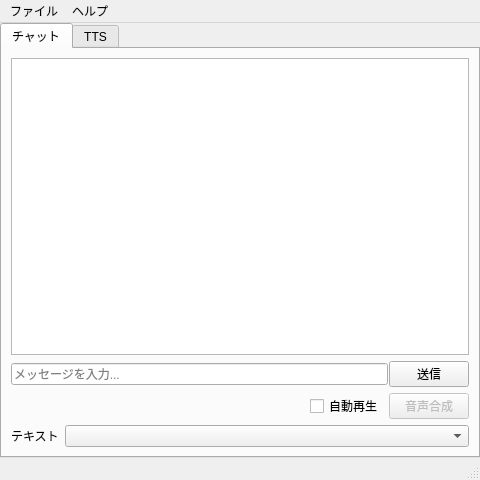
Old version of the form src/MainWindow.ui in the repository mitayuki3/flexichat.
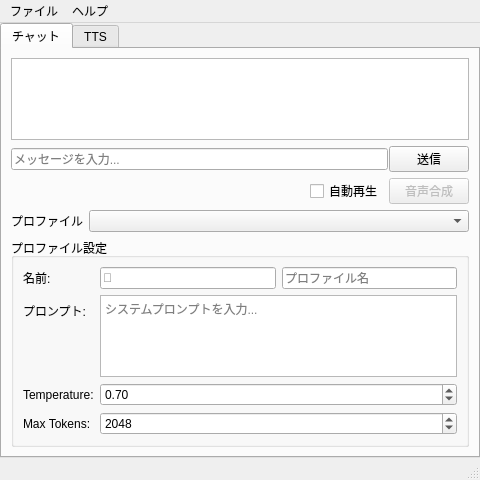
New version of the form.

Commit message: MainWindow チャットタブにアクティブプロファイル設定エディタを追加

The edit to the form file:
```diff
--- a/src/MainWindow.ui
+++ b/src/MainWindow.ui
@@ -122,7 +122,7 @@
           <item row="0" column="0">
            <widget class="QLabel" name="profileLabel">
             <property name="text">
-             <string>テキスト</string>
+             <string>プロファイル</string>
             </property>
            </widget>
           </item>
@@ -131,6 +131,106 @@
           </item>
          </layout>
         </item>
+        <item>
+         <widget class="QGroupBox" name="profileSettingsGroupBox">
+          <property name="title">
+           <string>プロファイル設定</string>
+          </property>
+          <layout class="QFormLayout" name="profileSettingsFormLayout">
+           <item row="0" column="0">
+            <widget class="QLabel" name="profileNameLabel">
+             <property name="text">
+              <string>名前:</string>
+             </property>
+            </widget>
+           </item>
+           <item row="0" column="1">
+            <layout class="QHBoxLayout" name="profileNameLayout">
+             <item>
+              <widget class="QLineEdit" name="profileIconEdit">
+               <property name="maximumWidth">
+                <number>48</number>
+               </property>
+               <property name="placeholderText">
+                <string>💬</string>
+               </property>
+               <property name="toolTip">
+                <string>アイコン</string>
+               </property>
+              </widget>
+             </item>
+             <item>
+              <widget class="QLineEdit" name="profileNameEdit">
+               <property name="placeholderText">
+                <string>プロファイル名</string>
+               </property>
+              </widget>
+             </item>
+            </layout>
+           </item>
+           <item row="1" column="0">
+            <widget class="QLabel" name="profilePromptLabel">
+             <property name="text">
+              <string>プロンプト:</string>
+             </property>
+            </widget>
+           </item>
+           <item row="1" column="1">
+            <widget class="QPlainTextEdit" name="profilePromptEdit">
+             <property name="maximumHeight">
+              <number>100</number>
+             </property>
+             <property name="placeholderText">
+              <string>システムプロンプトを入力...</string>
+             </property>
+            </widget>
+           </item>
+           <item row="2" column="0">
+            <widget class="QLabel" name="profileTemperatureLabel">
+             <property name="text">
+              <string>Temperature:</string>
+             </property>
+            </widget>
+           </item>
+           <item row="2" column="1">
+            <widget class="QDoubleSpinBox" name="profileTemperatureSpin">
+             <property name="maximum">
+              <double>2.000000000000000</double>
+             </property>
+             <property name="singleStep">
+              <double>0.100000000000000</double>
+             </property>
+             <property name="value">
+              <double>0.700000000000000</double>
+             </property>
+            </widget>
+           </item>
+           <item row="3" column="0">
+            <widget class="QLabel" name="profileMaxTokensLabel">
+             <property name="text">
+              <string>Max Tokens:</string>
+             </property>
+            </widget>
+           </item>
+           <item row="3" column="1">
+            <widget class="QSpinBox" name="profileMaxTokensSpin">
+             <property name="minimum">
+              <number>64</number>
+             </property>
+             <property name="maximum">
+              <number>16384</number>
+             </property>
+             <property name="singleStep">
+              <number>128</number>
+             </property>
+             <property name="value">
+              <number>2048</number>
+             </property>
+            </widget>
+           </item>
+          </layout>
+         </widget>
+        </item>
        </layout>
       </widget>
       <widget class="QWidget" name="ttsTab">
```
The commit also changes 2 other files.
